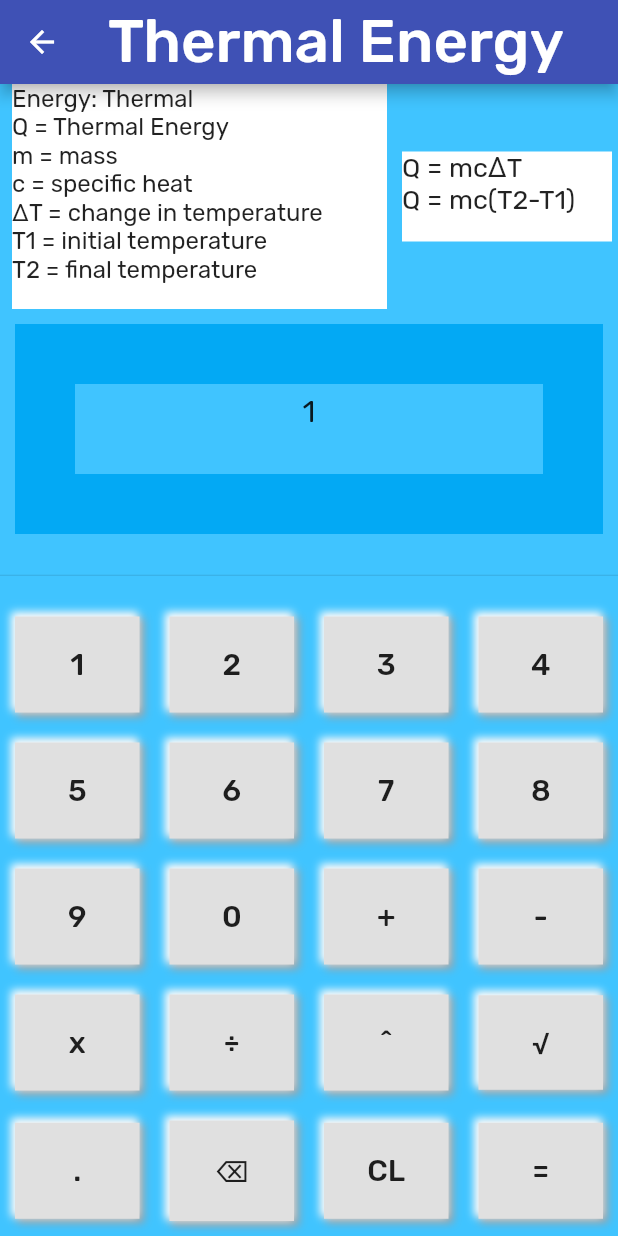
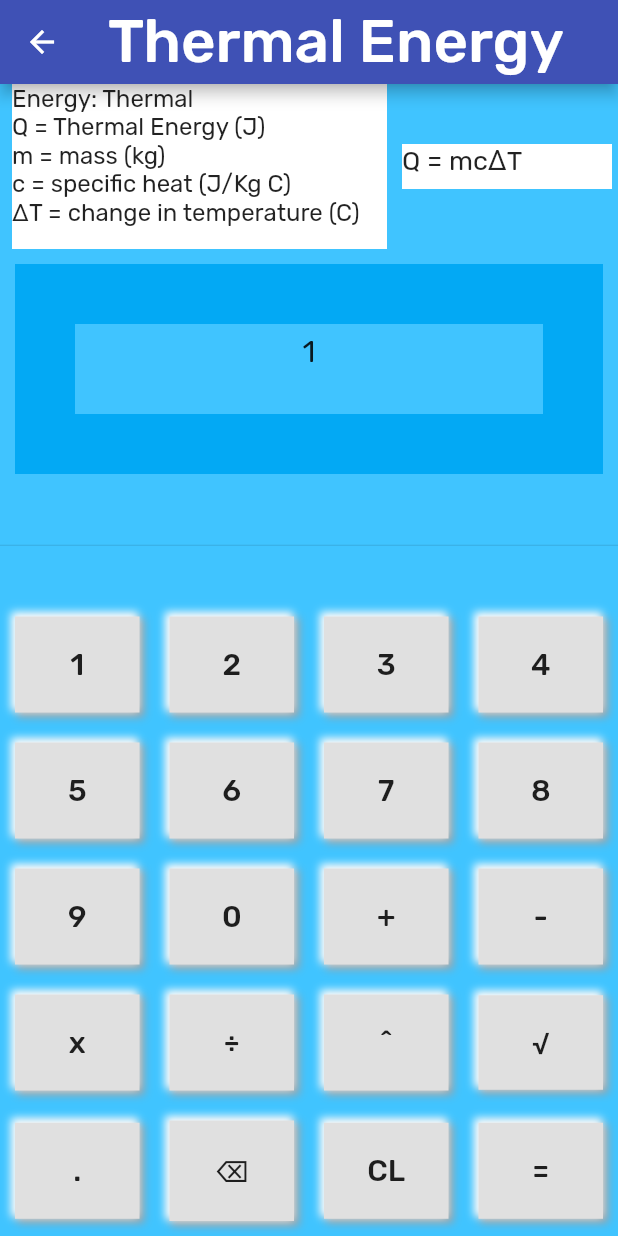
Before and after one commit to paa180/ENSE-400-Master-Calculator, a Flutter app: the Thermal screen opened directly, after a tap on an icon or button, on a phone screen of 412 x 824 dp. Run offline on Flutter 3.47's test engine with Material 2 defaults, Android fonts, the phone set to English and light mode, and no system bars; our stand-ins replace math_expressions.

Commit message:
This is the commit v.1 from flutter app

```diff
--- a/lib/inversetrigonometric.dart
+++ b/lib/inversetrigonometric.dart
@@ -35,8 +35,6 @@ class _InverseTrigonometricState extends State<InverseTrigonometric> {
         expression = expression.replaceAll('sinh', 'tan'); //tangent expression
         expression = expression.replaceAll('log', 'log'); //log expression
         expression = expression.replaceAll('ln', 'ln'); //log expression
-        expression = expression.replaceAll('(', '(');
-        expression = expression.replaceAll(')', ')');
         expression =
             expression.replaceAll('π', '3.1415926535897932 '); //pi expression
 
--- a/lib/kinetic.dart
+++ b/lib/kinetic.dart
@@ -111,9 +111,9 @@ class _KineticState extends State<Kinetic> {
                   child: const Text(
                     //text info
                     'Energy: Kinetic\n'
-                    'KE = Kinetic Energy\n'
-                    'm = mass\n'
-                    'v = velocity',
+                    'KE = Kinetic Energy (J)\n'
+                    'm = mass (kg)\n'
+                    'v = velocity (m/s)',
                     style: TextStyle(
                       fontSize: 20.0,
                     ),
--- a/lib/power.dart
+++ b/lib/power.dart
@@ -111,8 +111,8 @@ class _PowerState extends State<Power> {
                   child: const Text(
                     //text info
                     'Energy: Power\n'
-                    'P = power Energy\n'
-                    'w = work done\nt = time',
+                    'P = power Energy (W)\n'
+                    'w = work done (J)\nt = time (s)',
                     style: TextStyle(
                       fontSize: 20.0,
                     ),
--- a/lib/thermal.dart
+++ b/lib/thermal.dart
@@ -20,15 +20,14 @@ class _ThermalState extends State<Thermal> {
     //pressed button function containing the basic calculator logic
     setState(() {
       if (btnVal == "CL") {
-        input = "0";
-        result = "0";
+        input = "";
+        result = "";
       } else if (btnVal == "⌫") {
         input = input.substring(0, input.length - 1);
         if (input == "") input = "0";
       } else if (btnVal == "=") {
         expression = input;
-        expression =
-            expression.replaceAll('x', '*'); //multiplication expression
+        expression = expression.replaceAll('x', '*'); //multiplication expression
         expression = expression.replaceAll('÷', '/'); //division expression
         expression =
             expression.replaceAll('√', 'sqrt'); //square root expression
@@ -105,19 +104,17 @@ class _ThermalState extends State<Thermal> {
                 Container(
                   //container style
                   alignment: Alignment.topLeft,
-                  height: 150.0,
+                  height: 110.0,
                   width: 250.0,
                   color: Colors.white,
                   //alignment: Alignment.bottomLeft,
                   child: const Text(
                     //text info
                     'Energy: Thermal\n'
-                    'Q = Thermal Energy\n'
-                    'm = mass\n'
-                    'c = specific heat\n'
-                    '∆T = change in temperature\n'
-                    'T1 = initial temperature\n'
-                    'T2 = final temperature',
+                    'Q = Thermal Energy (J)\n'
+                    'm = mass (kg)\n'
+                    'c = specific heat (J/Kg C)\n'
+                    '∆T = change in temperature (C)\n',
                     style: TextStyle(
                       fontSize: 16.0,
                     ),
@@ -128,12 +125,10 @@ class _ThermalState extends State<Thermal> {
                 Container(
                   //container for equation, and its style
                   alignment: Alignment.topLeft,
-                  height: 60.0,
+                  height: 30.0,
                   width: 140,
                   color: Colors.white,
-                  child: const Text(
-                      'Q = mc∆T\n'
-                      'Q = mc(T2-T1)',
+                  child: const Text('Q = mc∆T\n',
                       style: TextStyle(fontSize: 18.0)),
                 ),
               ],
--- a/lib/trigonometricrads.dart
+++ b/lib/trigonometricrads.dart
@@ -1,3 +1,5 @@
+import 'dart:math';
+
 import 'package:flutter/cupertino.dart';
 import 'package:flutter/material.dart';
 import 'package:math_expressions/math_expressions.dart';
@@ -32,8 +34,7 @@ class _TrigonometricRadState extends State<TrigonometricRad> {
             expression.replaceAll('√', 'sqrt'); //square root expression
         expression = expression.replaceAll('log', 'log'); //log expression
         expression = expression.replaceAll('ln', 'ln'); //log expression
-        // expression = expression.replaceAll('(', '(');
-        //expression = expression.replaceAll(')', ')');
+
         expression =
             expression.replaceAll('π', '3.1415926535897932 '); //pi expression
 
--- a/lib/work.dart
+++ b/lib/work.dart
@@ -110,9 +110,9 @@ class _WorkState extends State<Work> {
                   color: Colors.white,
                   child: const Text(
                     'Energy: work\n'
-                    'w = work done\n'
-                    'F = force\n'
-                    'd = distance',
+                    'w = work done(J)\n'
+                    'F = force (N)\n'
+                    'd = distance (m)',
                     style: TextStyle(
                       fontSize: 20.0,
                     ),
```
Also changed, not shown: lib/basiccalc.dart (+6 -5 lines), lib/main.dart (+4 -4 lines), lib/potential.dart (+5 -5 lines), lib/trigonometricdegrees.dart (+4 -5 lines).
